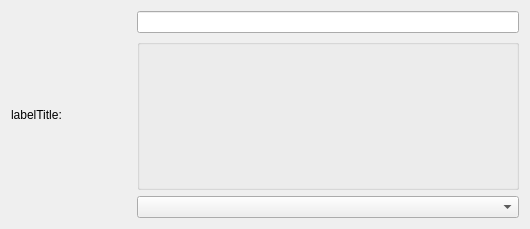
The window that kde4/firewall-manager/manager/ui/settingsitem.ui (pars-linux/uludag) describes before a commit, drawn with Qt 5.
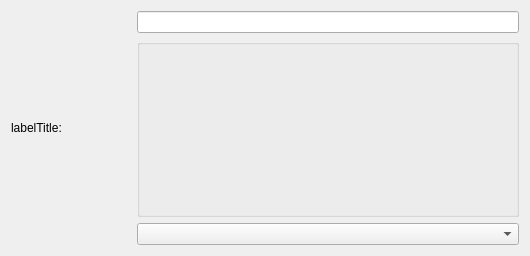
The same window after the commit. Custom widgets are drawn as their Qt base class.

Commit message: Wrap labels

```diff
--- a/kde4/firewall-manager/manager/ui/settingsitem.ui
+++ b/kde4/firewall-manager/manager/ui/settingsitem.ui
@@ -7,7 +7,7 @@
     <x>0</x>
     <y>0</y>
     <width>530</width>
-    <height>229</height>
+    <height>256</height>
    </rect>
   </property>
   <property name="windowTitle">
@@ -25,6 +25,9 @@
      <property name="text">
       <string notr="true">labelTitle:</string>
      </property>
+     <property name="wordWrap">
+      <bool>true</bool>
+     </property>
     </widget>
    </item>
    <item>
```
